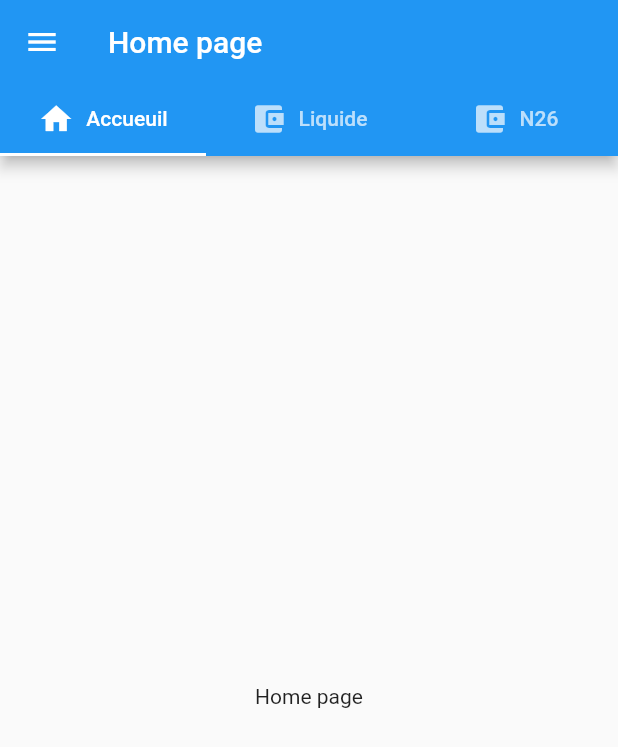
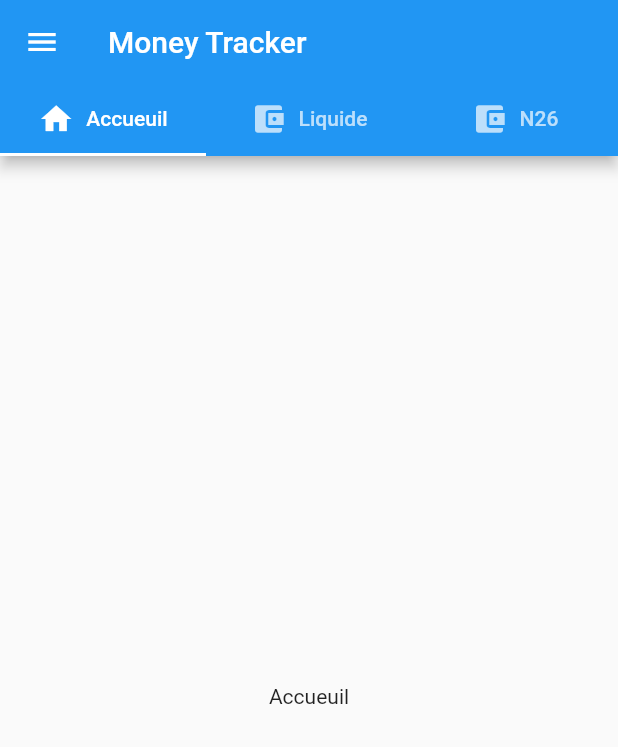
Before and after one commit to AlexBolot/MoneyTracker, a Flutter app: the screen it shows after launch, on a phone screen of 412 x 824 dp. Shown: the top 747 px of the screen. Run offline on Flutter 3.47's test engine with Material 2 defaults, Android fonts, the phone set to English and light mode, and no system bars.

Commit message:
Adding TabViews :)

```diff
--- a/lib/main.dart
+++ b/lib/main.dart
@@ -1,5 +1,5 @@
 import 'package:flutter/material.dart';
-import 'package:money_tracker/views/home.dart';
+import 'package:money_tracker/views/global_view.dart';
 import 'package:money_tracker/views/splash_screen.dart';
 
 void main() => runApp(MyApp());
@@ -13,7 +13,7 @@ class MyApp extends StatelessWidget {
       routes: {
         '/': (context) => SplashScreen(),
         SplashScreen.routeName: (context) => SplashScreen(),
-        Home.routeName: (context) => Home(),
+        GlobalView.routeName: (context) => GlobalView(),
       },
     );
   }
--- /dev/null
+++ b/lib/views/global_view.dart
@@ -0,0 +1,80 @@
+import 'package:flutter/material.dart';
+import 'package:money_tracker/model/wallet.dart';
+import 'package:money_tracker/views/recap_view.dart';
+import 'package:money_tracker/views/wallet_view.dart';
+import 'package:money_tracker/widgets/settings.dart';
+import 'package:money_tracker/widgets/description_tab.dart';
+
+class GlobalView extends StatefulWidget {
+  static const String routeName = "/GlobalView";
+
+  final String title;
+
+  const GlobalView({this.title = 'Money Tracker'});
+
+  @override
+  _GlobalViewState createState() => _GlobalViewState();
+}
+
+class _GlobalViewState extends State<GlobalView> with SingleTickerProviderStateMixin {
+  TabController tabController;
+
+  List<Wallet> wallets = [
+    Wallet(name: 'Liquide', start: DateTime.now()),
+    Wallet(name: 'N26', start: DateTime.now()),
+  ];
+
+  @override
+  void initState() {
+    super.initState();
+    tabController = TabController(length: wallets.length + 1, vsync: this);
+  }
+
+  @override
+  void dispose() {
+    tabController.dispose();
+    super.dispose();
+  }
+
+  @override
+  Widget build(BuildContext context) {
+    return Scaffold(
+      appBar: AppBar(
+        title: Text(widget.title),
+        bottom: TabBar(
+          controller: tabController,
+          tabs: tabs(),
+        ),
+      ),
+      drawer: Settings(),
+      body: TabBarView(
+        controller: tabController,
+        children: tabViews(),
+      ),
+    );
+  }
+
+  List<Widget> tabs() {
+    List<Widget> tabs = [];
+
+    tabs.add(DescriptionTab(text: 'Accueuil', iconData: Icons.home));
+
+    for (Wallet wallet in wallets) {
+      tabs.add(DescriptionTab(text: wallet.name, iconData: Icons.account_balance_wallet));
+    }
+
+    return tabs;
+  }
+
+  List<Widget> tabViews() {
+    List<Widget> views = [];
+
+    views.add(HomeView());
+
+    for (Wallet wallet in wallets) {
+      views.add(WalletView(wallet: wallet));
+    }
+
+    return views;
+  }
+}
--- a/lib/views/home.dart
+++ /dev/null
@@ -1,41 +0,0 @@
-import 'package:flutter/material.dart';
-import 'package:money_tracker/widgets/settings.dart';
-import 'package:money_tracker/widgets/description_tab.dart';
-
-class Home extends StatefulWidget {
-  static const String routeName = "/Home";
-
-  final String title;
-
-  const Home({this.title = 'Home page'});
-
-  @override
-  _HomeState createState() => _HomeState();
-}
-
-class _HomeState extends State<Home> {
-  @override
-  Widget build(BuildContext context) {
-    return DefaultTabController(
-      length: 3,
-      child: Scaffold(
-        appBar: AppBar(
-          title: Text(widget.title),
-          bottom: TabBar(
-            tabs: [
-              DescriptionTab(text: "Accueuil", iconData: Icons.home),
-              DescriptionTab(text: "Liquide", iconData: Icons.account_balance_wallet),
-              DescriptionTab(text: "N26", iconData: Icons.account_balance_wallet),
-            ],
-          ),
-        ),
-        drawer: Settings(),
-        body: Container(
-          child: Center(
-            child: Text(widget.title),
-          ),
-        ),
-      ),
-    );
-  }
-}
--- /dev/null
+++ b/lib/views/recap_view.dart
@@ -0,0 +1,19 @@
+import 'package:flutter/material.dart';
+
+class HomeView extends StatefulWidget {
+  static const String routeName = "/HomeView";
+
+  @override
+  _HomeViewState createState() => _HomeViewState();
+}
+
+class _HomeViewState extends State<HomeView> {
+  @override
+  Widget build(BuildContext context) {
+    return Container(
+      child: Center(
+        child: Text('Accueuil'),
+      ),
+    );
+  }
+}
--- a/lib/views/splash_screen.dart
+++ b/lib/views/splash_screen.dart
@@ -1,6 +1,6 @@
 import 'package:flutter/material.dart';
 import 'package:money_tracker/main.dart';
-import 'package:money_tracker/views/home.dart';
+import 'package:money_tracker/views/global_view.dart';
 import 'package:money_tracker/widgets/bubble_loader.dart';
 
 class SplashScreen extends StatefulWidget {
@@ -67,6 +67,6 @@ class _SplashScreenState extends State<SplashScreen> with SingleTickerProviderSt
   applicationLoading() async {
     await Future.delayed(const Duration(seconds: 1));
     loader.dispose();
-     Navigator.of(context).pushReplacementNamed(Home.routeName);
+     Navigator.of(context).pushReplacementNamed(GlobalView.routeName);
   }
 }
--- /dev/null
+++ b/lib/views/wallet_view.dart
@@ -0,0 +1,24 @@
+import 'package:flutter/material.dart';
+import 'package:money_tracker/model/wallet.dart';
+
+class WalletView extends StatefulWidget {
+  static const String routeName = "/WalletView";
+
+  final Wallet wallet;
+
+  const WalletView({this.wallet});
+
+  @override
+  _WalletViewState createState() => _WalletViewState();
+}
+
+class _WalletViewState extends State<WalletView> {
+  @override
+  Widget build(BuildContext context) {
+    return Container(
+      child: Center(
+        child: Text(widget.wallet.name),
+      ),
+    );
+  }
+}
```
